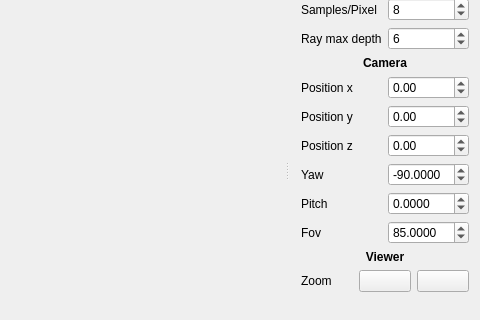
Before: the Qt Designer form src/gui/mainwindow.ui in Yt-trium/Couscous-raytracer, drawn with Qt 5; both pictures show x 320 to 800 and y 129 to 449 of the 800 by 600 pixel window.
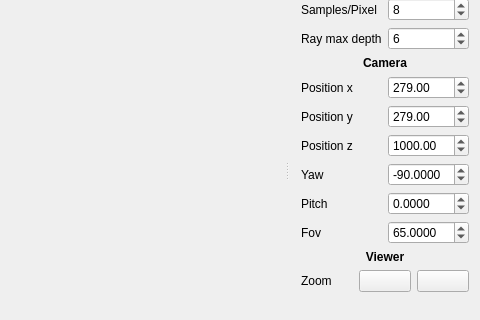
After: the same form once the commit is applied. Icons and pictures are not drawn.

Commit message: update default gui value

```diff
--- a/src/gui/mainwindow.ui
+++ b/src/gui/mainwindow.ui
@@ -157,14 +157,17 @@
      </item>
      <item row="6" column="1">
       <widget class="QDoubleSpinBox" name="doubleSpinBox_position_x">
+       <property name="decimals">
+        <number>2</number>
+       </property>
        <property name="minimum">
-        <double>-999.000000000000000</double>
+        <double>-9999.000000000000000</double>
        </property>
        <property name="maximum">
-        <double>1000.000000000000000</double>
+        <double>10000.000000000000000</double>
        </property>
        <property name="value">
-        <double>0.000000000000000</double>
+        <double>279.000000000000000</double>
        </property>
       </widget>
      </item>
@@ -210,7 +213,7 @@
         <double>160.000000000000000</double>
        </property>
        <property name="value">
-        <double>85.000000000000000</double>
+        <double>65.000000000000000</double>
        </property>
       </widget>
      </item>
@@ -278,9 +281,12 @@
      <item row="8" column="1">
       <widget class="QDoubleSpinBox" name="doubleSpinBox_position_z">
        <property name="minimum">
-        <double>-999.000000000000000</double>
+        <double>-9999.000000000000000</double>
        </property>
        <property name="maximum">
+        <double>10000.000000000000000</double>
+       </property>
+       <property name="value">
         <double>1000.000000000000000</double>
        </property>
       </widget>
@@ -340,10 +346,13 @@
      <item row="7" column="1">
       <widget class="QDoubleSpinBox" name="doubleSpinBox_position_y">
        <property name="minimum">
-        <double>-999.000000000000000</double>
+        <double>-9999.000000000000000</double>
        </property>
        <property name="maximum">
-        <double>1000.000000000000000</double>
+        <double>10000.000000000000000</double>
+       </property>
+       <property name="value">
+        <double>279.000000000000000</double>
        </property>
       </widget>
      </item>
```
